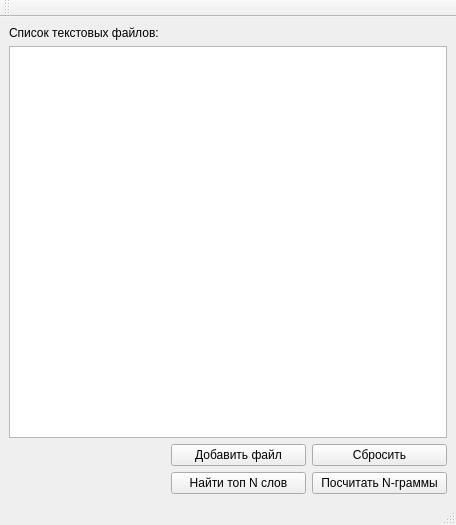
Before: the Qt Designer form mainwindow.ui in KulikovaDaria/text-analysis, drawn with Qt 5.
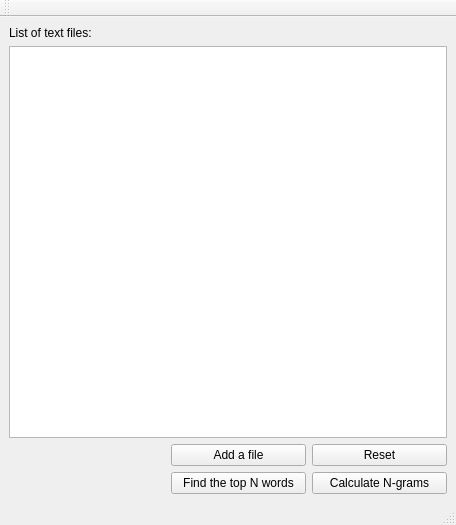
After: the same form once the commit is applied.

Commit message: the interface language has been changed to English

```diff
--- a/mainwindow.ui
+++ b/mainwindow.ui
@@ -27,7 +27,7 @@
     <item>
      <widget class="QLabel" name="label">
       <property name="text">
-       <string>Список текстовых файлов:</string>
+       <string>List of text files:</string>
       </property>
      </widget>
     </item>
@@ -64,7 +64,7 @@
          </size>
         </property>
         <property name="text">
-         <string>Добавить файл</string>
+         <string>Add a file</string>
         </property>
        </widget>
       </item>
@@ -77,7 +77,7 @@
          </size>
         </property>
         <property name="text">
-         <string>Сбросить</string>
+         <string>Reset</string>
         </property>
        </widget>
       </item>
@@ -107,7 +107,7 @@
          </size>
         </property>
         <property name="text">
-         <string>Найти топ N слов</string>
+         <string>Find the top N words</string>
         </property>
        </widget>
       </item>
@@ -120,7 +120,7 @@
          </size>
         </property>
         <property name="text">
-         <string>Посчитать N-граммы</string>
+         <string>Calculate N-grams</string>
         </property>
        </widget>
       </item>
```
The commit also changes 7 other files.
